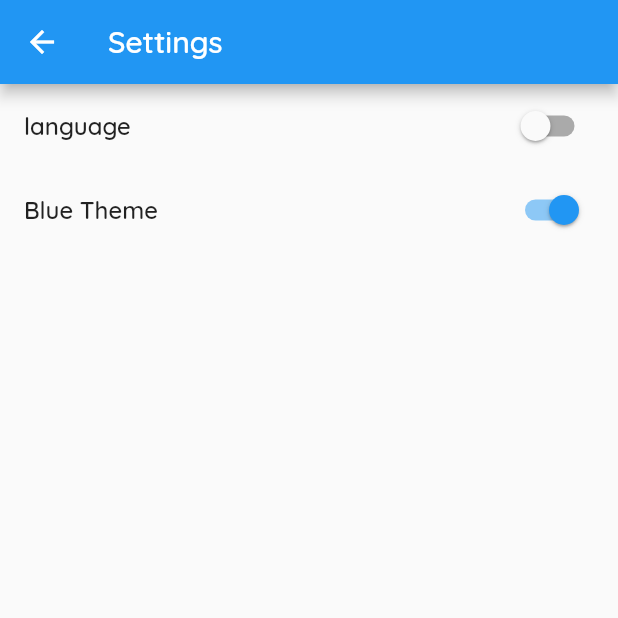
After one commit to Pluckypan/FlutterCN, a Flutter app: the Settings screen opened directly, on a phone screen of 412 x 824 dp, the top half of it. The commit adds this screen. Run offline on Flutter 3.47's test engine with Material 2 defaults, Android fonts, the light colour scheme and no system bars; our stand-ins replace dio, fluro, fluttertoast, rxdart, shared_preferences and 1 more; missing offline and left inert: dart:ffi; accounts and stored records are empty; generated files the repository leaves out were written again.

```diff
--- /dev/null
+++ b/lib/pages/setting.dart
@@ -0,0 +1,47 @@
+import 'package:fluro/fluro.dart';
+import 'package:flutter/material.dart';
+import 'package:fluttercn/generated/i18n.dart';
+import 'package:fluttercn/provider/theme_provider.dart';
+import 'package:fluttercn/route_manager.dart';
+import 'package:provider/provider.dart';
+
+class Settings extends StatelessWidget {
+  static configRoutes(Router router) {
+    router.define("/settings",
+        handler: Handler(handlerFunc: (context, params) => Settings()),
+        transitionType: TransitionType.inFromRight);
+  }
+
+  static Future gotoRoute(BuildContext context) {
+    return RouteManager.goto(context, "/settings");
+  }
+
+  @override
+  Widget build(BuildContext context) {
+    return Scaffold(
+      appBar: AppBar(
+        title: Text(S.of(context).settings),
+      ),
+      body: _createBody(context),
+    );
+  }
+
+  Widget _createBody(BuildContext context) {
+    return ListView(
+      children: <Widget>[
+        ListTile(
+          title: Text(S.of(context).language),
+          trailing: Switch(value: false, onChanged: (checked) {}),
+        ),
+        ListTile(
+          title: Text(Provider.of<ThemeProvider>(context).themeName(context)),
+          trailing: Switch(
+              value: Provider.of<ThemeProvider>(context).isBlue(),
+              onChanged: (checked) {
+                Provider.of<ThemeProvider>(context).change(checked);
+              }),
+        )
+      ],
+    );
+  }
+}
--- a/lib/provider/theme_provider.dart
+++ b/lib/provider/theme_provider.dart
@@ -1,5 +1,6 @@
 import 'package:flutter/foundation.dart';
 import 'package:flutter/material.dart';
+import 'package:fluttercn/generated/i18n.dart';
 
 enum AppTheme { Blue, Pink }
 
@@ -11,8 +12,20 @@ class ThemeProvider extends ChangeNotifier {
     notifyListeners();
   }
 
+  change(bool blue) {
+    changeTheme(blue ? AppTheme.Blue : AppTheme.Pink);
+  }
+
   ThemeData getTheme() {
     return themes[_theme.index];
+  }
+
+  bool isBlue() {
+    return _theme == AppTheme.Blue;
+  }
+
+  String themeName(BuildContext context) {
+    return isBlue() ? S.of(context).theme_blue : S.of(context).theme_pink;
   }
 
   static final themes = [
--- a/lib/route_manager.dart
+++ b/lib/route_manager.dart
@@ -4,6 +4,7 @@ import 'package:fluttercn/pages/about.dart';
 import 'package:fluttercn/pages/home.dart';
 import 'package:fluttercn/pages/page404.dart';
 import 'package:fluttercn/pages/profile.dart';
+import 'package:fluttercn/pages/setting.dart';
 
 class RouteManager {
   RouteManager._();
@@ -19,6 +20,7 @@ class RouteManager {
     AboutPage.configRoutes(_router);
     Home.configRoutes(_router);
     ProfilePage.configRoutes(_router);
+    Settings.configRoutes(_router);
   }
 
   static Future goto(BuildContext context, String path,
--- a/res/values/strings_en.arb
+++ b/res/values/strings_en.arb
@@ -8,6 +8,12 @@
   "widget": "Widgets",
   "animation": "Animation",
   "settings": "Settings",
+  "english": "English",
+  "simple_chinese": "Simple Chinese",
+  "language": "language",
+  "theme": "theme",
+  "theme_blue": "Blue Theme",
+  "theme_pink": "Pink Theme",
   "coming_soon": "Coming Soon",
   "counting": "$time s",
   "about": "About"
--- a/res/values/strings_zh_CN.arb
+++ b/res/values/strings_zh_CN.arb
@@ -8,6 +8,12 @@
   "widget": "常用控件",
   "animation": "动画专题",
   "settings": "设置",
+  "language": "语言",
+  "theme": "主题",
+  "english": "英语",
+  "simple_chinese": "简体中文",
+  "theme_blue": "蓝色主题",
+  "theme_pink": "粉色主题",
   "coming_soon": "正在开发中...",
   "counting": "倒计时($time)",
   "about": "关于"
```
Also changed, not shown: lib/pages/left_drawer.dart (+6 -6 lines), lib/generated/i18n.dart.
